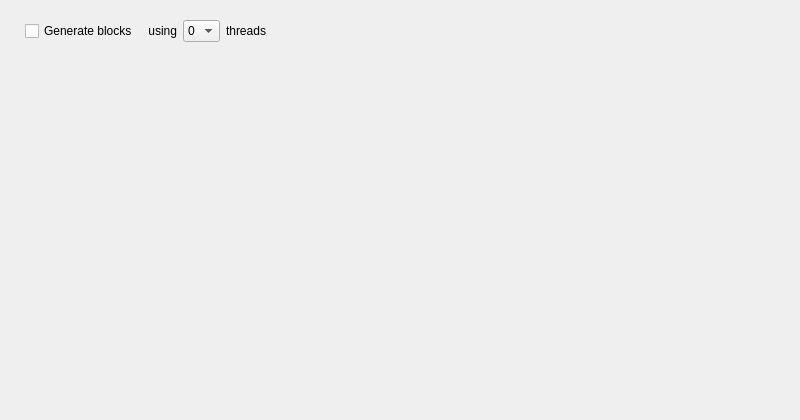
Qt form src/qt/forms/generatecoinspage.ui (VadiqueMe/dogecoin) before a commit.
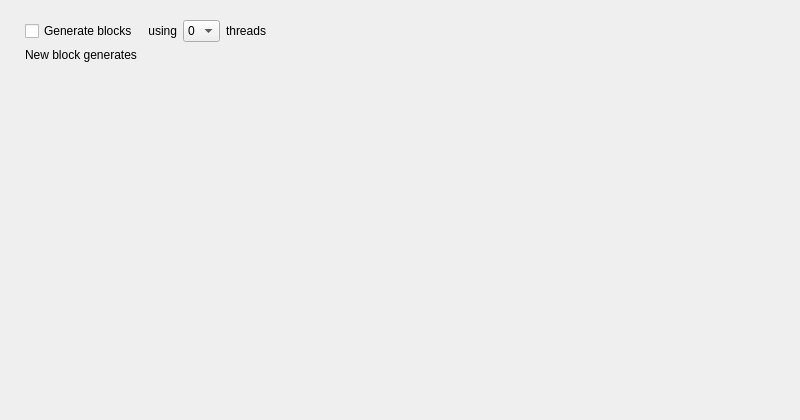
The same form after that commit. Custom widgets are drawn as their Qt base class.

Commit message: generate coins page shows how many coins are generated per block

The edit to the form file:
```diff
--- a/src/qt/forms/generatecoinspage.ui
+++ b/src/qt/forms/generatecoinspage.ui
@@ -103,6 +103,43 @@
      </item>
     </layout>
    </item>
+   <item>
+    <layout class="QHBoxLayout" name="newBlockSubsidyHLayout">
+     <item>
+      <widget class="QLabel" name="howManyCoinsPerBlockLabel">
+       <property name="text">
+        <string>New block generates</string>
+       </property>
+      </widget>
+     </item>
+     <item>
+      <spacer name="horizontalSpacerBeforeSubsidy">
+       <property name="orientation">
+        <enum>Qt::Horizontal</enum>
+       </property>
+       <property name="sizeType">
+        <enum>QSizePolicy::Fixed</enum>
+       </property>
+       <property name="sizeHint" stdset="0">
+        <size>
+         <width>4</width>
+         <height>1</height>
+        </size>
+       </property>
+      </spacer>
+     </item>
+     <item>
+      <widget class="CoinAmountField" name="newBlockSubsidy">
+       <property name="minimumSize">
+        <size>
+         <width>80</width>
+         <height>0</height>
+        </size>
+       </property>
+      </widget>
+     </item>
+   </layout>
+   </item>
    <item>
     <spacer name="verticalFill">
      <property name="orientation">
@@ -118,6 +155,13 @@
    </item>
   </layout>
  </widget>
+ <customwidgets>
+  <customwidget>
+   <class>CoinAmountField</class>
+   <extends>QWidget</extends>
+   <header>coinamountfield.h</header>
+  </customwidget>
+ </customwidgets>
  <resources>
   <include location="../bitcoin.qrc"/>
  </resources>
```
The commit also changes 17 other files.
